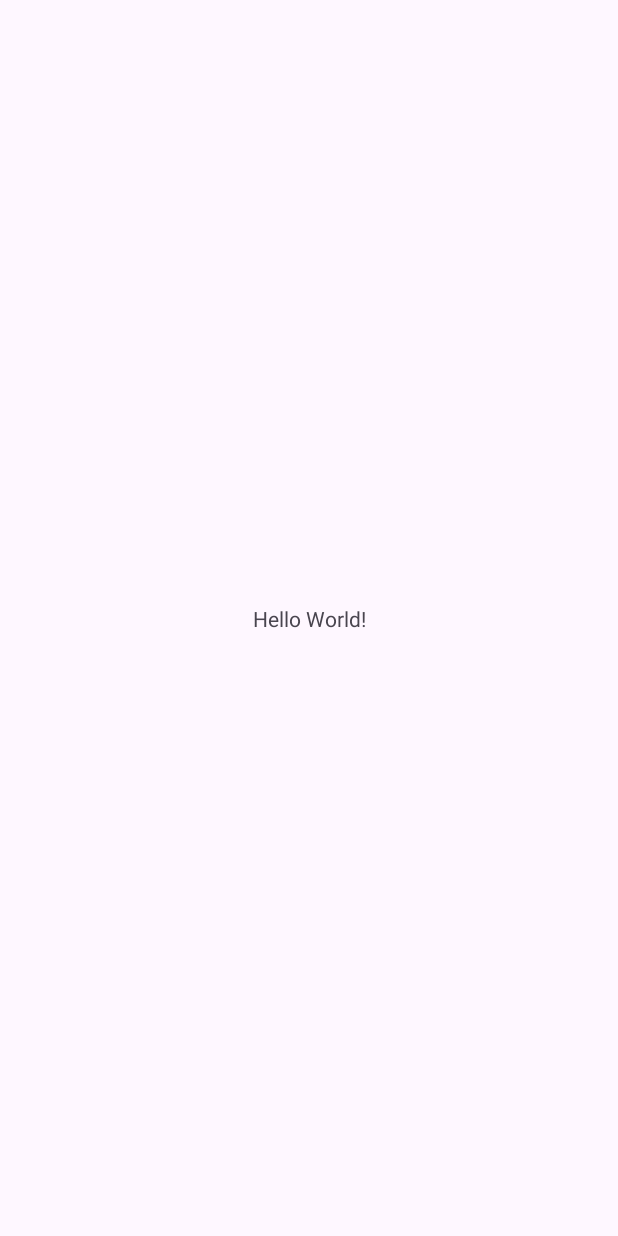
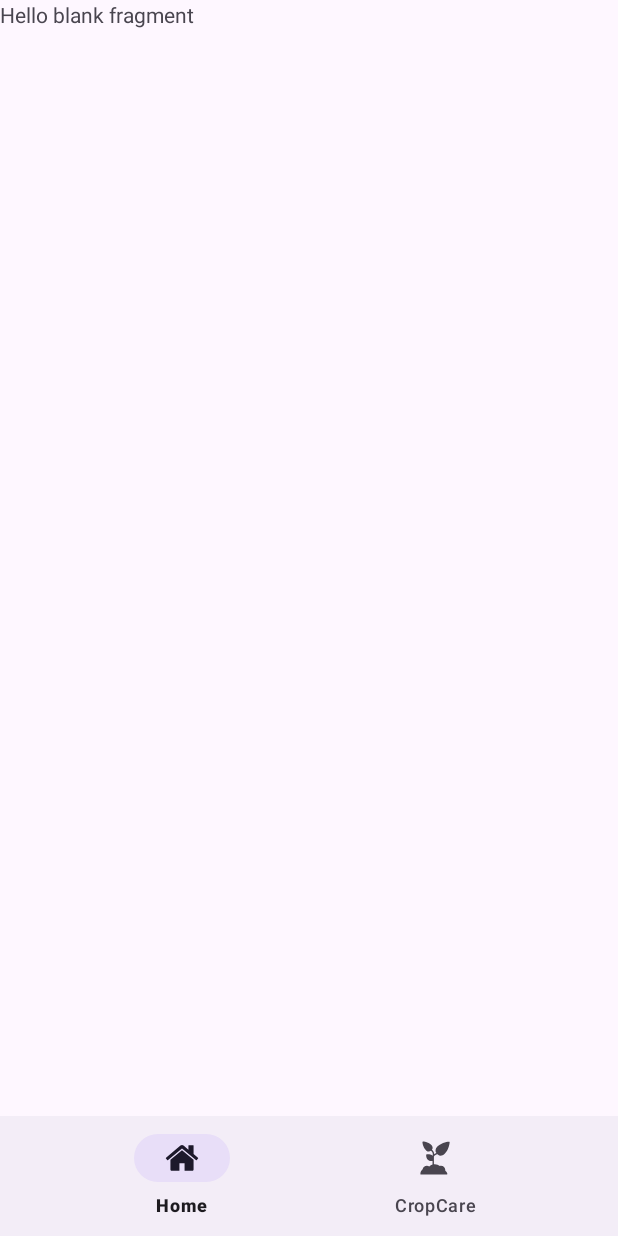
Before and after one commit to KishanSadeesh/Project-FarmCare, an Android app: the screen it shows after launch (MainActivity), on a phone screen of 412 x 824 dp. Before the commit the screen is almost empty. Run offline under Robolectric (Android 15) with nearby library versions, the phone set to English and light mode, and no system bars; our stand-ins replace navigation-ui.

Commit message:
created Fragments

```diff
--- a/app/build.gradle.kts
+++ b/app/build.gradle.kts
@@ -1,6 +1,7 @@
 plugins {
     alias(libs.plugins.android.application)
     alias(libs.plugins.jetbrains.kotlin.android)
+    alias(libs.plugins.relay)
 }
 
 android {
@@ -42,6 +43,8 @@ dependencies {
     implementation(libs.material)
     implementation(libs.androidx.activity)
     implementation(libs.androidx.constraintlayout)
+    implementation(libs.androidx.navigation.fragment.ktx)
+    implementation(libs.androidx.navigation.ui.ktx)
     testImplementation(libs.junit)
     androidTestImplementation(libs.androidx.junit)
     androidTestImplementation(libs.androidx.espresso.core)
--- a/app/src/main/AndroidManifest.xml
+++ b/app/src/main/AndroidManifest.xml
@@ -1,8 +1,9 @@
 <?xml version="1.0" encoding="utf-8"?>
 <manifest xmlns:android="http://schemas.android.com/apk/res/android"
     xmlns:tools="http://schemas.android.com/tools">
-
+<uses-permission android:name="android.permission.INTERNET"/>
     <application
+        android:usesCleartextTraffic="true"
         android:allowBackup="true"
         android:dataExtractionRules="@xml/data_extraction_rules"
         android:fullBackupContent="@xml/backup_rules"
--- /dev/null
+++ b/app/src/main/java/com/example/project_farmcare/CropsFragment.kt
@@ -0,0 +1,12 @@
+package com.example.project_farmcare
+
+import android.os.Bundle
+import androidx.fragment.app.Fragment
+import android.view.LayoutInflater
+import android.view.View
+import android.view.ViewGroup
+
+// TODO: Rename parameter arguments, choose names that match
+// the fragment initialization parameters, e.g. ARG_ITEM_NUMBER
+private const val ARG_PARAM1 = "param1"
+private const val ARG_PARAM2 = "param2"
--- /dev/null
+++ b/app/src/main/java/com/example/project_farmcare/HomeFragment.kt
@@ -0,0 +1,59 @@
+package com.example.project_farmcare
+
+import android.os.Bundle
+import androidx.fragment.app.Fragment
+import android.view.LayoutInflater
+import android.view.View
+import android.view.ViewGroup
+
+// TODO: Rename parameter arguments, choose names that match
+// the fragment initialization parameters, e.g. ARG_ITEM_NUMBER
+private const val ARG_PARAM1 = "param1"
+private const val ARG_PARAM2 = "param2"
+
+/**
+ * A simple [Fragment] subclass.
+ * Use the [HomeFragment.newInstance] factory method to
+ * create an instance of this fragment.
+ */
+class HomeFragment : Fragment() {
+    // TODO: Rename and change types of parameters
+    private var param1: String? = null
+    private var param2: String? = null
+
+    override fun onCreate(savedInstanceState: Bundle?) {
+        super.onCreate(savedInstanceState)
+        arguments?.let {
+            param1 = it.getString(ARG_PARAM1)
+            param2 = it.getString(ARG_PARAM2)
+        }
+    }
+
+    override fun onCreateView(
+        inflater: LayoutInflater, container: ViewGroup?,
+        savedInstanceState: Bundle?
+    ): View? {
+        // Inflate the layout for this fragment
+        return inflater.inflate(R.layout.fragment_home, container, false)
+    }
+
+    companion object {
+        /**
+         * Use this factory method to create a new instance of
+         * this fragment using the provided parameters.
+         *
+         * @param param1 Parameter 1.
+         * @param param2 Parameter 2.
+         * @return A new instance of fragment HomeFragment.
+         */
+        // TODO: Rename and change types and number of parameters
+        @JvmStatic
+        fun newInstance(param1: String, param2: String) =
+            HomeFragment().apply {
+                arguments = Bundle().apply {
+                    putString(ARG_PARAM1, param1)
+                    putString(ARG_PARAM2, param2)
+                }
+            }
+    }
+}
--- a/app/src/main/java/com/example/project_farmcare/MainActivity.kt
+++ b/app/src/main/java/com/example/project_farmcare/MainActivity.kt
@@ -3,18 +3,25 @@ package com.example.project_farmcare
 import android.os.Bundle
 import androidx.activity.enableEdgeToEdge
 import androidx.appcompat.app.AppCompatActivity
-import androidx.core.view.ViewCompat
-import androidx.core.view.WindowInsetsCompat
+import androidx.navigation.NavController
+import androidx.navigation.Navigation
+import androidx.navigation.fragment.NavHostFragment
+import androidx.navigation.ui.NavigationUI
+import com.google.android.material.bottomnavigation.BottomNavigationView
 
 class MainActivity : AppCompatActivity() {
     override fun onCreate(savedInstanceState: Bundle?) {
         super.onCreate(savedInstanceState)
         enableEdgeToEdge()
         setContentView(R.layout.activity_main)
-        ViewCompat.setOnApplyWindowInsetsListener(findViewById(R.id.main)) { v, insets ->
-            val systemBars = insets.getInsets(WindowInsetsCompat.Type.systemBars())
-            v.setPadding(systemBars.left, systemBars.top, systemBars.right, systemBars.bottom)
-            insets
-        }
+
+        val bottomNavigation = findViewById<BottomNavigationView>(R.id.btm_nav);
+        val navController = Navigation.findNavController(this, R.id.host_fragment);
+        NavigationUI.setupWithNavController(bottomNavigation, navController)
+
+
+      /* val bottomNavigation = findViewById<BottomNavigationView>(R.id.btm_nav)
+        val navHostFragment = supportFragmentManager.findFragmentById(R.id.host_fragment) as NavHostFragment
+        val navController = navHostFragment.navController*/
     }
 }
--- /dev/null
+++ b/app/src/main/res/drawable/home.xml
@@ -0,0 +1,9 @@
+<vector xmlns:android="http://schemas.android.com/apk/res/android"
+    android:width="52dp"
+    android:height="52dp"
+    android:viewportWidth="1792"
+    android:viewportHeight="1792">
+  <path
+      android:fillColor="#FF000000"
+      android:pathData="M1472,992v480q0,26 -19,45t-45,19h-384v-384L768,1152v384L384,1536q-26,0 -45,-19t-19,-45L320,992q0,-1 0.5,-3t0.5,-3l575,-474 575,474q1,2 1,6zM1695,923 L1633,997q-8,9 -21,11h-3q-13,0 -21,-7L896,424l-692,577q-12,8 -24,7 -13,-2 -21,-11l-62,-74q-8,-10 -7,-23.5t11,-21.5l719,-599q32,-26 76,-26t76,26l244,204L1216,288q0,-14 9,-23t23,-9h192q14,0 23,9t9,23v408l219,182q10,8 11,21.5t-7,23.5z"/>
+</vector>
--- /dev/null
+++ b/app/src/main/res/drawable/plant.xml
@@ -0,0 +1,9 @@
+<vector xmlns:android="http://schemas.android.com/apk/res/android"
+    android:width="52dp"
+    android:height="52dp"
+    android:viewportWidth="52"
+    android:viewportHeight="52">
+  <path
+      android:fillColor="#FF000000"
+      android:pathData="M40.865,44.46c0.04,-0.28 0.06,-0.54 0.06,-0.8 0,-3.48 -2.84,-6.32 -6.32,-6.32 -0.51,0 -1.01,0.07 -1.54,0.21a11.635,11.635 0,0 0,-7.21 -2.51c-0.48,0 -0.95,0.03 -1.42,0.09v-5.7c0.01,-0.03 0.01,-0.06 0.01,-0.09 0,-0.04 0.01,-0.31 -0.01,-0.72v-4.87c0.6,-1.23 2.57,-2.39 4.32,-3.01 0.28,-0.1 0.55,-0.21 0.82,-0.32l0.94,0.94c0.91,0.91 2.14,1.39 3.57,1.39 1.9,0 3.92,-0.87 5.54,-2.39 0.22,-0.21 0.46,-0.44 0.71,-0.7 6.31,-6.3 6.79,-15.86 6.81,-16.26 0.01,-0.28 -0.1,-0.55 -0.3,-0.75 -0.19,-0.2 -0.46,-0.3 -0.75,-0.29 -0.4,0.01 -9.95,0.49 -16.26,6.8 -0.26,0.25 -0.49,0.49 -0.7,0.72 -2.7,2.87 -3.17,6.79 -1.1,8.99 -1.04,0.37 -2.18,0.92 -3.16,1.61 -0.06,-2.17 -0.85,-4.67 -3.28,-6.49 1.57,-1.64 1.26,-4.56 -0.74,-6.69 -0.14,-0.15 -0.31,-0.32 -0.48,-0.5 -4.45,-4.45 -11.18,-4.78 -11.47,-4.8a1.01,1.01 0,0 0,-1.04 1.05c0.01,0.28 0.35,7.01 4.8,11.46 0.18,0.18 0.34,0.34 0.5,0.49 1.18,1.1 2.65,1.74 4.05,1.74 1.05,0 2,-0.38 2.68,-1.05l0.26,-0.26c3.58,2.44 2.72,6.49 2.42,7.52 -0.25,-0.32 -0.54,-0.62 -0.86,-0.89 -1.62,-1.37 -3.79,-1.65 -5.32,-1.65 -1.3,0 -2.28,0.2 -2.32,0.21 -0.45,0.09 -0.77,0.48 -0.79,0.94 -0.01,0.2 -0.14,4.87 2.73,7.28 1.62,1.37 3.79,1.65 5.32,1.65a12,12 0,0 0,1.1 -0.05v5.12c-1.76,0.54 -3.38,1.5 -4.72,2.82a6.256,6.256 0,0 0,-3.43 -1.04c-2.99,0 -5.57,2.15 -6.16,5.05 -1.95,1.59 -3.14,3.96 -3.27,6.56a1.01,1.01 0,0 0,1 1.05h37.05c0.32,0 0.61,-0.14 0.8,-0.39 0.19,-0.24 0.25,-0.56 0.17,-0.86a7.661,7.661 0,0 0,-3.01 -4.29z"/>
+</vector>
--- a/app/src/main/res/layout/activity_main.xml
+++ b/app/src/main/res/layout/activity_main.xml
@@ -7,13 +7,25 @@
     android:layout_height="match_parent"
     tools:context=".MainActivity">
 
-    <TextView
-        android:layout_width="wrap_content"
+    <fragment
+        android:id="@+id/host_fragment"
+        android:name="androidx.navigation.fragment.NavHostFragment"
+        android:layout_width="0dp"
+        android:layout_height="0dp"
+        app:layout_constraintBottom_toTopOf="@id/btm_nav"
+        app:layout_constraintEnd_toEndOf="parent"
+        app:layout_constraintStart_toStartOf="parent"
+        app:layout_constraintTop_toTopOf="parent"
+        app:navGraph="@navigation/nav_graph" />
+
+    <com.google.android.material.bottomnavigation.BottomNavigationView
+        android:id="@+id/btm_nav"
+        android:layout_width="0dp"
         android:layout_height="wrap_content"
-        android:text="Hello World!"
         app:layout_constraintBottom_toBottomOf="parent"
         app:layout_constraintEnd_toEndOf="parent"
         app:layout_constraintStart_toStartOf="parent"
-        app:layout_constraintTop_toTopOf="parent" />
+
+        app:menu="@menu/btm_menu" />
 
 </androidx.constraintlayout.widget.ConstraintLayout>
--- /dev/null
+++ b/app/src/main/res/layout/fragment_home.xml
@@ -0,0 +1,13 @@
+<?xml version="1.0" encoding="utf-8"?>
+<FrameLayout xmlns:android="http://schemas.android.com/apk/res/android"
+    xmlns:tools="http://schemas.android.com/tools"
+    android:layout_width="match_parent"
+    android:layout_height="match_parent"
+    tools:context=".HomeFragment">
+
+    <TextView
+        android:layout_width="match_parent"
+        android:layout_height="match_parent"
+        android:text="@string/hello_blank_fragment" />
+
+</FrameLayout>
--- /dev/null
+++ b/app/src/main/res/menu/btm_menu.xml
@@ -0,0 +1,5 @@
+<?xml version="1.0" encoding="utf-8"?>
+<menu xmlns:android="http://schemas.android.com/apk/res/android">
+<item android:title="Home" android:icon="@drawable/home" android:id="@+id/homeFragment"/>
+    <item android:title="CropCare" android:icon="@drawable/plant" android:id="@+id/cropCareFragment"/>
+</menu>
--- /dev/null
+++ b/app/src/main/res/navigation/nav_graph.xml
@@ -0,0 +1,18 @@
+<?xml version="1.0" encoding="utf-8"?>
+<navigation xmlns:android="http://schemas.android.com/apk/res/android"
+    xmlns:app="http://schemas.android.com/apk/res-auto"
+    xmlns:tools="http://schemas.android.com/tools"
+    android:id="@+id/nav_graph"
+    app:startDestination="@id/homeFragment">
+
+    <fragment
+        android:id="@+id/homeFragment"
+        android:name="com.example.project_farmcare.HomeFragment"
+        android:label="fragment_home"
+        tools:layout="@layout/fragment_home" />
+    <fragment
+        android:id="@+id/cropCareFragment"
+        android:name="com.example.project_farmcare.CropCareFragment"
+        android:label="fragment_crop_care"
+        tools:layout="@layout/fragment_crop_care" />
+</navigation>
--- a/app/src/main/res/values/strings.xml
+++ b/app/src/main/res/values/strings.xml
@@ -1,3 +1,5 @@
 <resources>
     <string name="app_name">Project-FarmCare</string>
+    <!-- TODO: Remove or change this placeholder text -->
+    <string name="hello_blank_fragment">Hello blank fragment</string>
 </resources>
--- a/app/src/main/res/values/themes.xml
+++ b/app/src/main/res/values/themes.xml
@@ -1,6 +1,6 @@
 <resources xmlns:tools="http://schemas.android.com/tools">
     <!-- Base application theme. -->
-    <style name="Base.Theme.ProjectFarmCare" parent="Theme.Material3.DayNight.NoActionBar">
+    <style name="Base.Theme.ProjectFarmCare" parent="Theme.Material3.Light.NoActionBar">
         <!-- Customize your light theme here. -->
         <!-- <item name="colorPrimary">@color/my_light_primary</item> -->
     </style>
--- a/gradle/libs.versions.toml
+++ b/gradle/libs.versions.toml
@@ -9,6 +9,8 @@ appcompat = "1.7.0"
 material = "1.12.0"
 activity = "1.9.0"
 constraintlayout = "2.1.4"
+navigationFragmentKtx = "2.8.0-beta04"
+navigationUiKtx = "2.8.0-beta04"
 
 [libraries]
 androidx-core-ktx = { group = "androidx.core", name = "core-ktx", version.ref = "coreKtx" }
@@ -19,7 +21,10 @@ androidx-appcompat = { group = "androidx.appcompat", name = "appcompat", version
 material = { group = "com.google.android.material", name = "material", version.ref = "material" }
 androidx-activity = { group = "androidx.activity", name = "activity", version.ref = "activity" }
 androidx-constraintlayout = { group = "androidx.constraintlayout", name = "constraintlayout", version.ref = "constraintlayout" }
+androidx-navigation-fragment-ktx = { group = "androidx.navigation", name = "navigation-fragment-ktx", version.ref = "navigationFragmentKtx" }
+androidx-navigation-ui-ktx = { group = "androidx.navigation", name = "navigation-ui-ktx", version.ref = "navigationUiKtx" }
 
 [plugins]
 android-application = { id = "com.android.application", version.ref = "agp" }
 jetbrains-kotlin-android = { id = "org.jetbrains.kotlin.android", version.ref = "kotlin" }
+relay = { id = "com.google.relay", version = "0.3.12" }
```
Also changed, not shown: app/src/main/java/com/example/project_farmcare/CropCareFragment.kt (added, +59 -0 lines), app/src/main/res/layout/fragment_crop_care.xml (added, +12 -0 lines).
